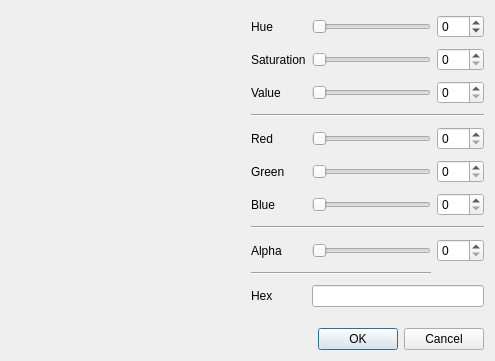
This is color_dialog/color_dialog.ui in mbasaglia/Qt-Color-Widgets as Qt 5 draws it before an edit. The edited form follows.
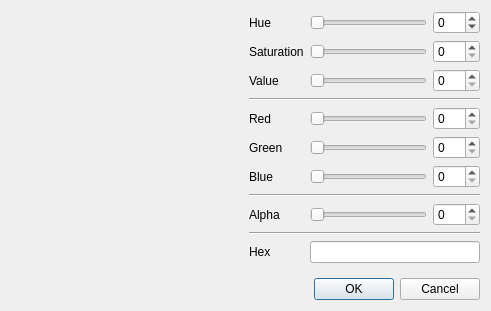
This is the edited form. Icons and pictures are not drawn. Custom widgets are drawn as their Qt base class.

What changed in the file:
```diff
--- a/color_dialog/color_dialog.ui
+++ b/color_dialog/color_dialog.ui
@@ -6,8 +6,8 @@
    <rect>
     <x>0</x>
     <y>0</y>
-    <width>495</width>
-    <height>361</height>
+    <width>491</width>
+    <height>311</height>
    </rect>
   </property>
   <property name="windowTitle">
@@ -102,13 +102,6 @@
          </property>
         </widget>
        </item>
-       <item row="9" column="0" colspan="2">
-        <widget class="Line" name="line_3">
-         <property name="orientation">
-          <enum>Qt::Horizontal</enum>
-         </property>
-        </widget>
-       </item>
        <item row="8" column="1">
         <widget class="Gradient_Slider" name="slide_alpha">
          <property name="maximum">
@@ -255,6 +248,13 @@
          </property>
         </widget>
        </item>
+       <item row="9" column="0" colspan="3">
+        <widget class="Line" name="line_3">
+         <property name="orientation">
+          <enum>Qt::Horizontal</enum>
+         </property>
+        </widget>
+       </item>
       </layout>
      </item>
     </layout>
```
